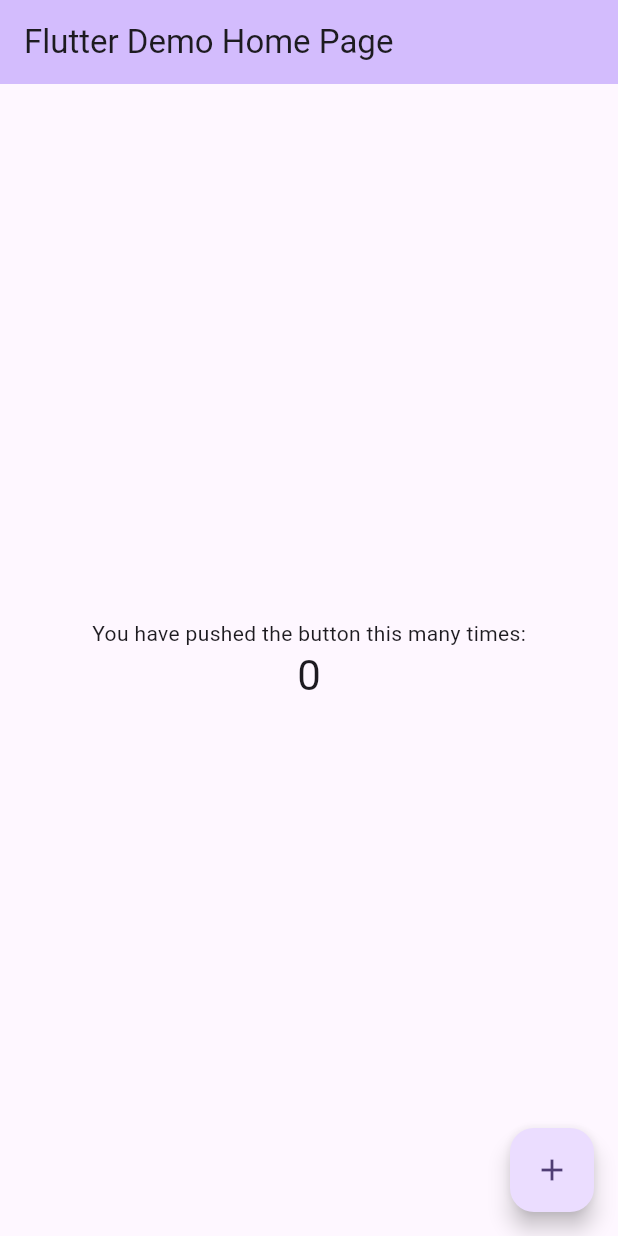
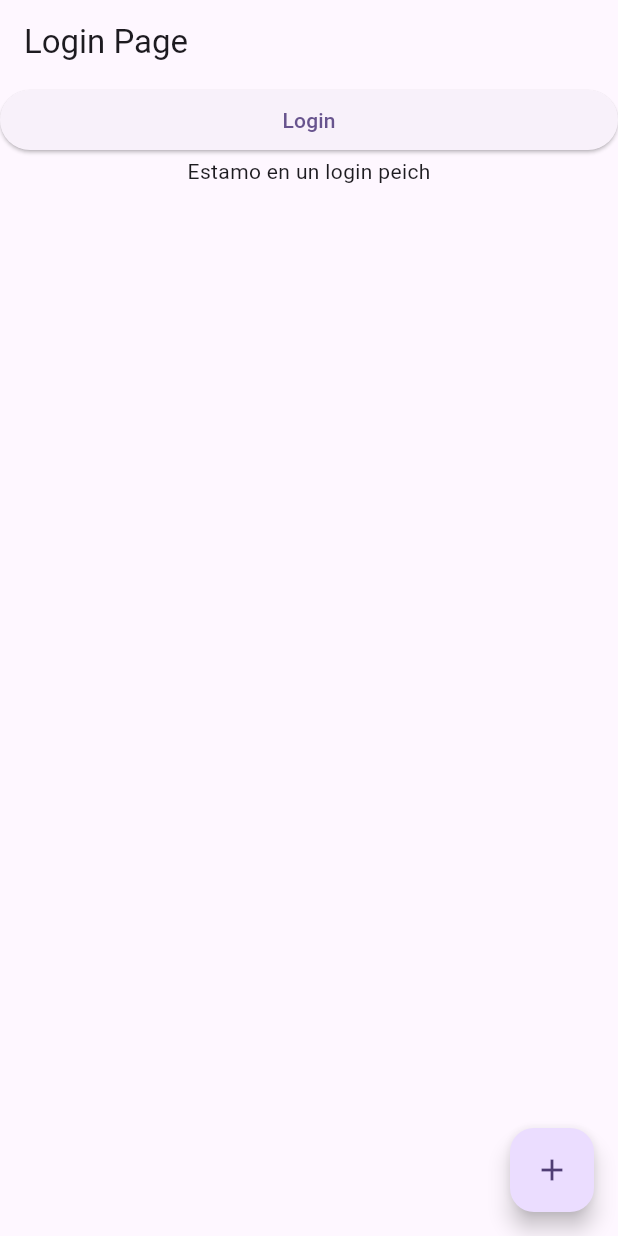
Before and after one commit to GonzalezCortesSergio/Flutter, a Flutter app: the screen it shows after launch, on a phone screen of 412 x 824 dp. Run offline on Flutter 3.47's test engine with Material 3 defaults, Android fonts, the phone set to English and light mode, and no system bars.

Commit message:
Yokesetio

```diff
--- /dev/null
+++ b/yokesetio/lib/login_page.dart
@@ -0,0 +1,25 @@
+import 'package:flutter/material.dart';
+
+class LoginPage extends StatelessWidget {
+  const LoginPage({super.key});
+
+  @override
+  Widget build(BuildContext context) {
+    return Scaffold(
+        body: Column(
+          children: [
+            SizedBox(
+              width: double.maxFinite,
+              child:
+                  ElevatedButton(onPressed: () {}, child: const Text("Login")),
+            ),
+            const Text("Estamo en un login peich"),
+          ],
+        ),
+        floatingActionButton: FloatingActionButton(
+          child: const Icon(Icons.add),
+          onPressed: () {},
+        ),
+        appBar: AppBar(title: const Text("Login Page")));
+  }
+}
--- a/yokesetio/lib/main.dart
+++ b/yokesetio/lib/main.dart
@@ -1,4 +1,5 @@
 import 'package:flutter/material.dart';
+import 'package:yokesetio/login_page.dart';
 
 void main() {
   runApp(const MyApp());
@@ -11,7 +12,7 @@ class MyApp extends StatelessWidget {
   @override
   Widget build(BuildContext context) {
     return MaterialApp(
-      title: 'Flutter Demo',
+      title: 'My App',
       theme: ThemeData(
         // This is the theme of your application.
         //
@@ -31,7 +32,7 @@ class MyApp extends StatelessWidget {
         colorScheme: ColorScheme.fromSeed(seedColor: Colors.deepPurple),
         useMaterial3: true,
       ),
-      home: const MyHomePage(title: 'Flutter Demo Home Page'),
+      home: const LoginPage(),
     );
   }
 }
@@ -106,7 +107,7 @@ class _MyHomePageState extends State<MyHomePage> {
           mainAxisAlignment: MainAxisAlignment.center,
           children: <Widget>[
             const Text(
-              'You have pushed the button this many times:',
+              'Has pulsado el boton estas veces:',
             ),
             Text(
               '$_counter',
--- a/yokesetio/pubspec.yaml
+++ b/yokesetio/pubspec.yaml
@@ -35,6 +35,7 @@ dependencies:
   # The following adds the Cupertino Icons font to your application.
   # Use with the CupertinoIcons class for iOS style icons.
   cupertino_icons: ^1.0.8
+  geolocator: ^13.0.2
 
 dev_dependencies:
   flutter_test:
```
Also changed, not shown: yokesetio/pubspec.lock, 3 other files.
